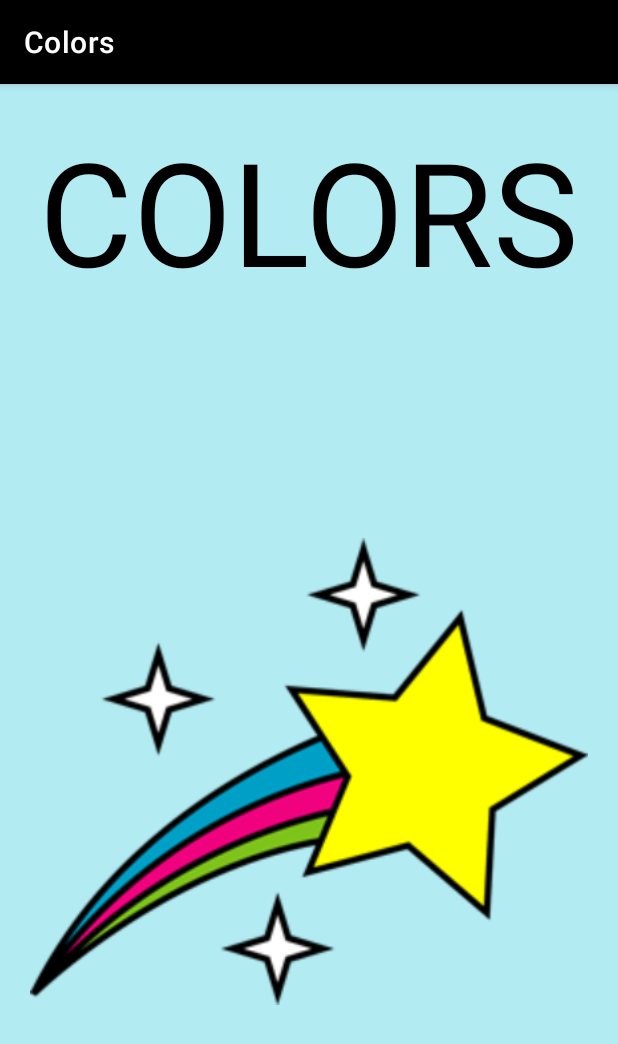
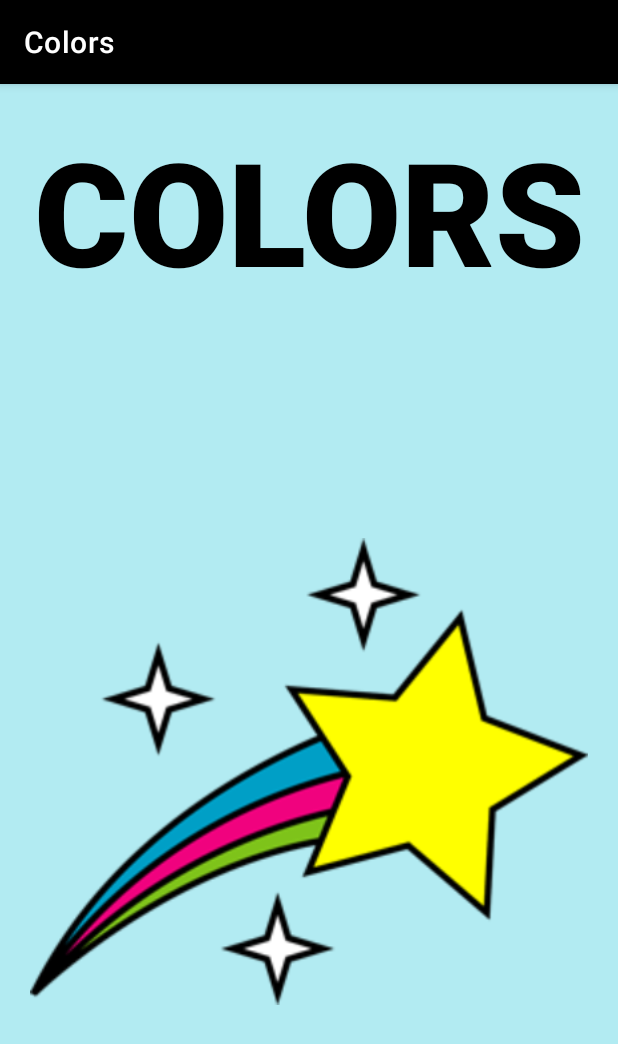
Before and after one commit to Mahreen-Asama/MC-Color-Recognizer-App, an Android app: the MainActivity screen opened directly, with no data from a screen before it, on a phone screen of 412 x 824 dp. Shown: the top 1044 px of the screen. Run offline under Robolectric (Android 15) with nearby library versions, the phone set to English and light mode, and no system bars.

Commit message:
icon set

```diff
--- a/app/src/main/res/layout/activity_main.xml
+++ b/app/src/main/res/layout/activity_main.xml
@@ -24,6 +24,7 @@
         android:layout_width="wrap_content"
         android:layout_height="wrap_content"
         android:layout_marginTop="20dp"
+        android:fontFamily="sans-serif-black"
         android:text="COLORS"
         android:textColor="#000000"
         android:textSize="96sp"
```
